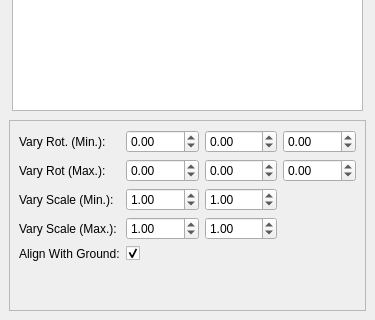
The window that IntrinsicEd/src/IntrinsicEdPrefabsBrowser.ui (begla/Intrinsic) describes before a commit, drawn with Qt 5; both pictures show x 0 to 375 and y 169 to 489 of the 375 by 489 pixel window.
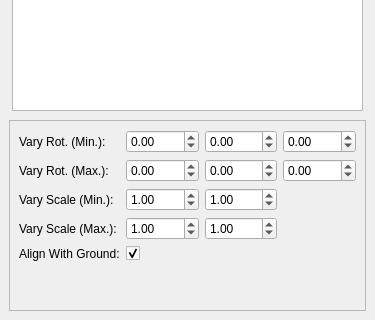
The same window after the commit. Custom widgets are drawn as their Qt base class.

Patch:
```diff
--- a/IntrinsicEd/src/IntrinsicEdPrefabsBrowser.ui
+++ b/IntrinsicEd/src/IntrinsicEdPrefabsBrowser.ui
@@ -119,7 +119,7 @@
         <item row="1" column="0">
          <widget class="QLabel" name="label_2">
           <property name="text">
-           <string>Vary Rot (Max.):</string>
+           <string>Vary Rot. (Max.):</string>
           </property>
          </widget>
         </item>
```
